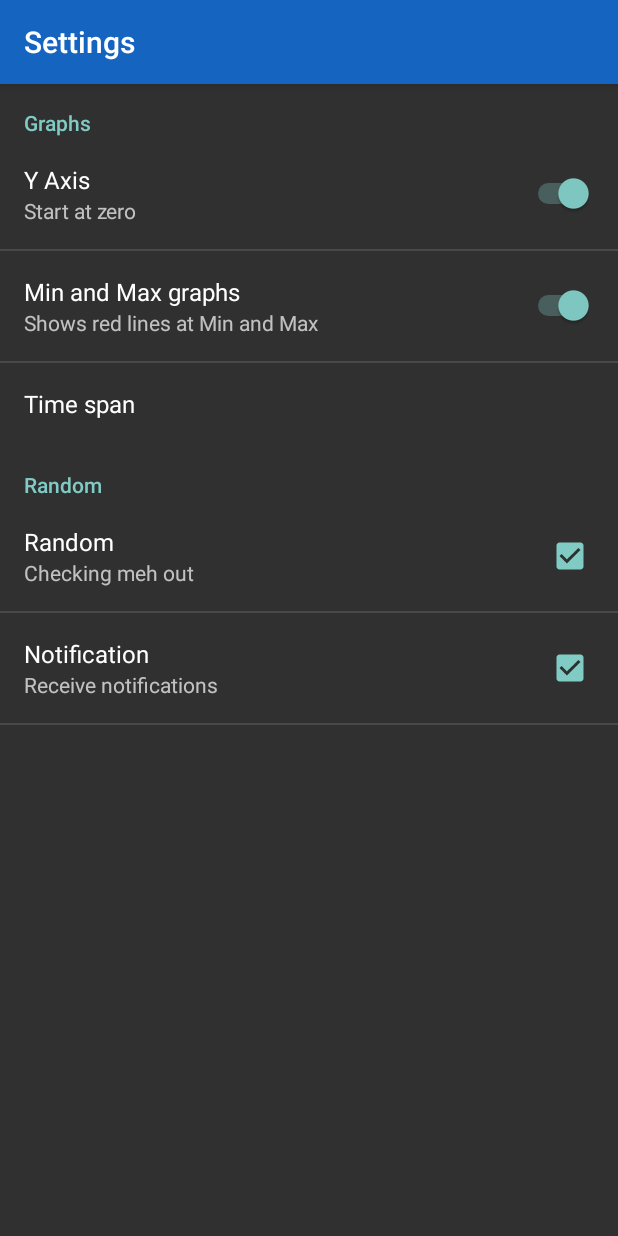
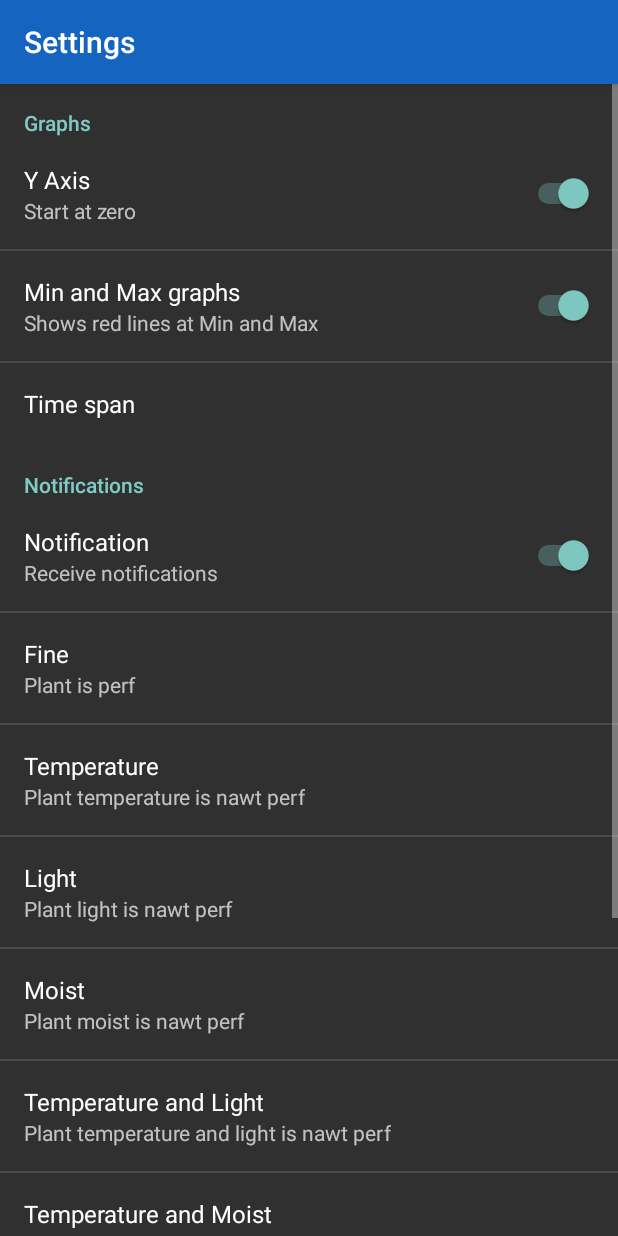
Before and after one commit to cassshh/ProjectPlant, an Android app: the screen it shows after launch (SettingsActivity), in the options menu, after a tap on "Settings", on a phone screen of 412 x 824 dp. Run offline under Robolectric (Android 15) with nearby library versions, the phone set to English and light mode, and no system bars; network calls fail.

Commit message:
Android Update
Functional notification.
Settings expanded ALOT

```diff
--- a/Android/app/src/main/AndroidManifest.xml
+++ b/Android/app/src/main/AndroidManifest.xml
@@ -7,7 +7,7 @@
 
     <application
         android:allowBackup="true"
-        android:icon="@mipmap/ic_launcher"
+        android:icon="@drawable/icon"
         android:label="@string/app_name"
         android:theme="@style/AppTheme">
         <!--aandroid:theme="@style/AppTheme"-->
--- a/Android/app/src/main/java/com/casnetwork/android/JsonData.java
+++ b/Android/app/src/main/java/com/casnetwork/android/JsonData.java
@@ -25,7 +25,8 @@ public class JsonData extends AsyncTask<String, Void, JSONObject> {
     private JSONObject json;
     MyActivity caller = null;
     DisplayMessageActivity callerDis = null;
-    ProgressDialog pDialog;
+    UpdateServiceManager.TimeDisplayTimerTask callerUpdate = null;
+    ProgressDialog pDialog = null;
 
     public JsonData(MyActivity caller, String url) {
         this.caller = caller;
@@ -36,6 +37,10 @@ public class JsonData extends AsyncTask<String, Void, JSONObject> {
         this.callerDis = caller;
         this.url = url;
     }
+    public JsonData(UpdateServiceManager.TimeDisplayTimerTask caller, String url) {
+        this.callerUpdate = caller;
+        this.url = url;
+    }
 
     @Override
     protected void onPreExecute() {
@@ -43,12 +48,15 @@ public class JsonData extends AsyncTask<String, Void, JSONObject> {
         // Showing progress dialog
         if (caller != null) {
             pDialog = new ProgressDialog(caller);
-        } else {
+            pDialog.setMessage("Please wait...");
+            pDialog.setCancelable(true);
+            pDialog.show();
+        } else if(callerDis != null){
             pDialog = new ProgressDialog(callerDis);
+            pDialog.setMessage("Please wait...");
+            pDialog.setCancelable(true);
+            pDialog.show();
         }
-        pDialog.setMessage("Please wait...");
-        pDialog.setCancelable(false);
-        pDialog.show();
 
     }
 
@@ -88,6 +96,7 @@ public class JsonData extends AsyncTask<String, Void, JSONObject> {
     protected void onPostExecute(JSONObject json) {
         if (caller != null) caller.updateView(json);
         if (callerDis != null) callerDis.updateView(json);
-        if (pDialog.isShowing())pDialog.dismiss();
+        if (callerUpdate != null) callerUpdate.updateView(json);
+        if (pDialog != null) if (pDialog.isShowing()) pDialog.dismiss();
     }
 }
--- a/Android/app/src/main/java/com/casnetwork/android/MyActivity.java
+++ b/Android/app/src/main/java/com/casnetwork/android/MyActivity.java
@@ -7,8 +7,10 @@ import android.app.PendingIntent;
 import android.app.TaskStackBuilder;
 import android.content.Context;
 import android.content.Intent;
+import android.content.SharedPreferences;
 import android.graphics.Color;
 import android.os.Bundle;
+import android.preference.PreferenceManager;
 import android.support.v4.app.NotificationCompat;
 import android.support.v7.widget.CardView;
 import android.util.Log;
@@ -40,27 +42,6 @@ public class MyActivity extends Activity {
         new JsonData(this, "http://casnetwork.tk/plant/data.php").execute();
 
         startService(new Intent(this, UpdateServiceManager.class));
-        //Log.d("Main", "OnCreate");
-
-        /*NotificationCompat.Builder mBuilder =
-                new NotificationCompat.Builder(this)
-                        .setSmallIcon(R.drawable.ic_action_search)
-                        .setContentTitle("My notification")
-                        .setContentText("Hello World!");
-        Intent resultIntent = new Intent(this, SettingsActivity.class);
-        TaskStackBuilder stackBuilder = TaskStackBuilder.create(this);
-        stackBuilder.addParentStack(SettingsActivity.class);
-        stackBuilder.addNextIntent(resultIntent);
-        PendingIntent resultPendingIntent =
-                stackBuilder.getPendingIntent(
-                        0,
-                        PendingIntent.FLAG_UPDATE_CURRENT
-                );
-        mBuilder.setContentIntent(resultPendingIntent);
-        NotificationManager mNotificationManager =
-                (NotificationManager) getSystemService(Context.NOTIFICATION_SERVICE);
-        mNotificationManager.notify(0, mBuilder.build());*/
-
     }
 
     @Override
--- a/Android/app/src/main/java/com/casnetwork/android/SettingsActivity.java
+++ b/Android/app/src/main/java/com/casnetwork/android/SettingsActivity.java
@@ -1,8 +1,13 @@
 package com.casnetwork.android;
 
 import android.app.Activity;
+import android.content.Intent;
+import android.content.SharedPreferences;
 import android.os.Bundle;
 import android.preference.PreferenceActivity;
+import android.preference.PreferenceManager;
+import android.util.Log;
+import android.widget.Toast;
 
 /**
  * Created by Cas on 8-6-2015.
@@ -18,5 +23,4 @@ public class SettingsActivity extends Activity{
                 .replace(android.R.id.content, new SettingsFragment())
                 .commit();
     }
-
 }
--- a/Android/app/src/main/res/xml/preferences.xml
+++ b/Android/app/src/main/res/xml/preferences.xml
@@ -27,6 +27,65 @@
             android:title="Time span" />
 
     </PreferenceCategory>
+    <PreferenceCategory android:title="Notifications">
+
+        <SwitchPreference
+            android:defaultValue="true"
+            android:key="pref_notify"
+            android:summary="Receive notifications"
+            android:title="Notification" />
+
+        <EditTextPreference
+            android:defaultValue=""
+            android:dependency="pref_notify"
+            android:key="pref_fine"
+            android:summary="Plant is perf"
+            android:title="Fine" />
+        <EditTextPreference
+            android:defaultValue="Prr check out mah temp"
+            android:dependency="pref_notify"
+            android:key="pref_temp"
+            android:summary="Plant temperature is nawt perf"
+            android:title="Temperature" />
+        <EditTextPreference
+            android:defaultValue="Damm dat light dou"
+            android:dependency="pref_notify"
+            android:key="pref_light"
+            android:summary="Plant light is nawt perf"
+            android:title="Light" />
+        <EditTextPreference
+            android:defaultValue="Check out my moist ._."
+            android:dependency="pref_notify"
+            android:key="pref_moist"
+            android:summary="Plant moist is nawt perf"
+            android:title="Moist" />
+        <EditTextPreference
+            android:defaultValue="Temperature and light pls. fix it"
+            android:dependency="pref_notify"
+            android:key="pref_temp_light"
+            android:summary="Plant temperature and light is nawt perf"
+            android:title="Temperature and Light" />
+        <EditTextPreference
+            android:defaultValue="Temperature and mosit r nawt ok"
+            android:dependency="pref_notify"
+            android:key="pref_temp_moist"
+            android:summary="Plant temperature and moist is nawt perf"
+            android:title="Temperature and Moist" />
+        <EditTextPreference
+            android:defaultValue="Light and moist pls"
+            android:dependency="pref_notify"
+            android:key="pref_light_moist"
+            android:summary="Plant light and moist is nawt perf"
+            android:title="Light and Moist" />
+        <EditTextPreference
+            android:defaultValue="Get your shit together bruh..."
+            android:dependency="pref_notify"
+            android:key="pref_temp_light_moist"
+            android:summary="Plant probably dieded trice"
+            android:title="When u fckd aph" />
+
+    </PreferenceCategory>
+
     <PreferenceCategory android:title="Random">
 
         <CheckBoxPreference
@@ -35,11 +94,5 @@
             android:summary="Checking meh out"
             android:title="Random" />
 
-        <CheckBoxPreference
-            android:defaultValue="true"
-            android:key="pref_notify"
-            android:summary="Receive notifications"
-            android:title="Notification" />
-
     </PreferenceCategory>
 </PreferenceScreen>
```
Also changed, not shown: Android/app/src/main/java/com/casnetwork/android/DisplayMessageActivity.java (+6 -4 lines), Android/app/src/main/java/com/casnetwork/android/UpdateServiceManager.java (+266 -20 lines), Android/app/src/main/res/values/styles.xml (+10 -0 lines), Android/app/src/main/res/drawable/icon.png (added), Android/app/src/main/res/drawable/notify_icon.png (added), Android/app/src/main/res/drawable/notify_icon_dark.png (added), 834 other files.
